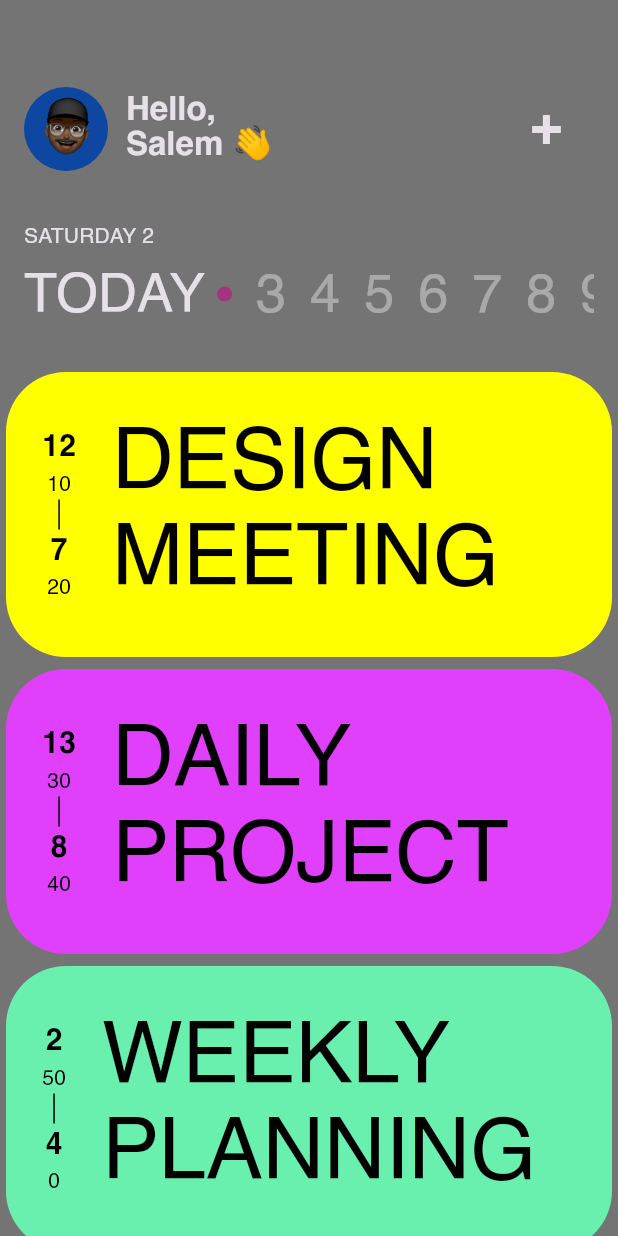
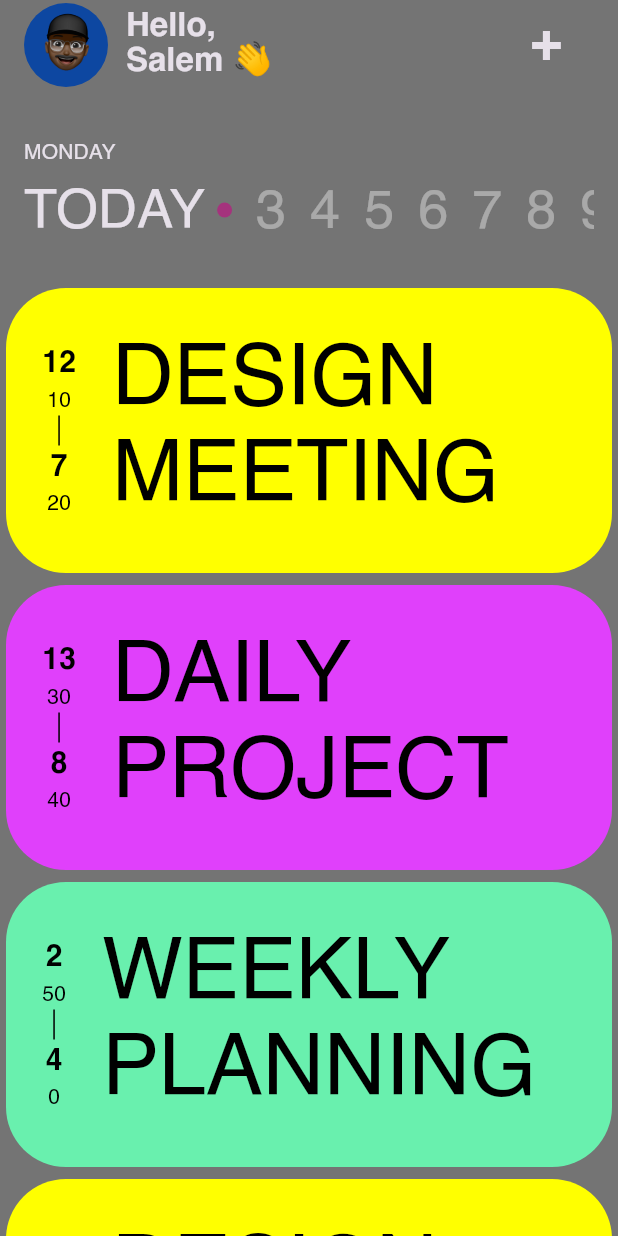
Before and after one commit to Dev-Salem/task_tracker, a Flutter app: the screen it shows after launch, on a phone screen of 412 x 824 dp. Run offline on Flutter 3.47's test engine with Material 3 defaults, Android fonts, the phone set to English and light mode, and no system bars; drawn by our look-alikes of flutter_animate; our stand-ins replace auto_size_text, awesome_extensions, equatable, gap, jiffy.

Commit message:
Add task creation functionality and enhance UI with day name display

```diff
--- a/lib/tasks/presentation/screens/tasks_screen.dart
+++ b/lib/tasks/presentation/screens/tasks_screen.dart
@@ -5,6 +5,7 @@ import 'package:jiffy/jiffy.dart';
 import 'package:task_tracker/tasks/core/app_colors.dart';
 import 'package:task_tracker/tasks/domain/subtask.dart';
 import 'package:task_tracker/tasks/domain/task.dart';
+import 'package:task_tracker/tasks/presentation/screens/create_task_widget.dart';
 import 'package:task_tracker/tasks/presentation/widgets/task_card_widget.dart';
 import 'package:flutter_animate/flutter_animate.dart';
 
@@ -31,6 +32,25 @@ class _TasksScreenState extends State<TasksScreen>
     super.dispose();
   }
 
+  int remainingDaysInMonth(DateTime date) {
+    DateTime lastDayOfMonth = DateTime(date.year, date.month + 1, 0);
+    return lastDayOfMonth.difference(date).inDays;
+  }
+
+  String getDayName(DateTime date) {
+    final dayNumber = date.day;
+    List<String> days = [
+      "Sunday",
+      "Monday",
+      "Tuesday",
+      "Wednesday",
+      "Thursday",
+      "Friday",
+      "Saturday"
+    ];
+    return days[dayNumber - 1].toUpperCase();
+  }
+
   @override
   Widget build(BuildContext context) {
     final currentDate = DateTime.now();
@@ -38,11 +58,12 @@ class _TasksScreenState extends State<TasksScreen>
     final animationDelayTime = 500.ms;
     const animationCurve = Curves.fastOutSlowIn;
     return Scaffold(
-        body: Column(
+        body: SafeArea(
+      bottom: false,
+      child: Column(
         mainAxisAlignment: MainAxisAlignment.start,
         crossAxisAlignment: CrossAxisAlignment.stretch,
         children: [
-        const Gap(56),
           Row(
             children: [
               CircleAvatar(
@@ -67,7 +88,17 @@ class _TasksScreenState extends State<TasksScreen>
                   curve: animationCurve),
               const Expanded(child: SizedBox()),
               TextButton(
-              onPressed: () {},
+                onPressed: () {
+                  showModalBottomSheet(
+                      context: context,
+                      showDragHandle: true,
+                      isScrollControlled: true,
+                      useSafeArea: true,
+                      builder: (context) => const CreateTaskBottomSheet()
+                          .paddingOnly(
+                              bottom:
+                                  MediaQuery.of(context).viewInsets.bottom));
+                },
                 child: Text("+", style: context.displaySmall).bold(),
               )
                   .animate()
@@ -81,8 +112,7 @@ class _TasksScreenState extends State<TasksScreen>
             ],
           ).paddingSymmetric(horizontal: 16),
           const Gap(32),
-        Text("${Jiffy.parseFromDateTime(currentDate).EEEE.toUpperCase()} ${currentDate.day}",
-                style: context.labelLarge)
+          Text(getDayName((currentDate)), style: context.labelLarge)
               .paddingSymmetric(horizontal: 16)
               .animate()
               .scaleXY(
@@ -98,12 +128,12 @@ class _TasksScreenState extends State<TasksScreen>
               physics: const BouncingScrollPhysics(),
               scrollDirection: Axis.horizontal,
               children: [
-              Text("Today".toUpperCase(), style: context.displaySmall),
+                Text("TODAY", style: context.displaySmall),
                 const CircleAvatar(
                   backgroundColor: AppColors.secondaryBackgroundColor,
                   radius: 5,
                 ).paddingSymmetric(horizontal: 8),
-              ...List.generate(31 - currentDate.day, (index) {
+                ...List.generate(remainingDaysInMonth(currentDate), (index) {
                   return Text((index + currentDate.day + 1).toString(),
                           style: context.displaySmall!
                               .copyWith(color: Colors.white38))
@@ -130,8 +160,8 @@ class _TasksScreenState extends State<TasksScreen>
                     onTap: () {
                       _controller.addStatusListener((status) {
                         if (status.isCompleted) {
-                        Navigator.of(context)
-                            .pushNamed('task_details', arguments: tasks[index]);
+                          Navigator.of(context).pushNamed('task_details',
+                              arguments: tasks[index]);
                         }
                       });
                       _controller.forward();
@@ -150,11 +180,9 @@ class _TasksScreenState extends State<TasksScreen>
       )
           .animate(autoPlay: false, controller: _controller)
           .slideY(
-                begin: 0,
-                end: -1,
-                duration: 1000.ms,
-                curve: Curves.fastOutSlowIn)
-            .fadeOut());
+              begin: 0, end: -1, duration: 1000.ms, curve: Curves.fastOutSlowIn)
+          .fadeOut(),
+    ));
   }
 }
 
@@ -259,60 +287,4 @@ final tasks = [
             isDone: false,
             cardColor: Colors.amberAccent),
       ]),
-  Task(
-      task: "Daily Project",
-      date: DateTime.now(),
-      isDone: false,
-      cardColor: Colors.purpleAccent,
-      startTime: const TimeOfDay(hour: 13, minute: 30),
-      endTime: const TimeOfDay(hour: 8, minute: 40),
-      subtasks: const []),
-  Task(
-      task: "Weekly Planning",
-      date: DateTime.now(),
-      isDone: false,
-      cardColor: Colors.greenAccent,
-      startTime: const TimeOfDay(hour: 2, minute: 50),
-      endTime: const TimeOfDay(hour: 4, minute: 00),
-      subtasks: const []),
-  Task(
-      task: "Daily Project",
-      date: DateTime.now(),
-      isDone: false,
-      cardColor: Colors.purpleAccent,
-      startTime: const TimeOfDay(hour: 13, minute: 30),
-      endTime: const TimeOfDay(hour: 8, minute: 40),
-      subtasks: const []),
-  Task(
-      task: "Weekly Planning",
-      date: DateTime.now(),
-      isDone: false,
-      cardColor: Colors.greenAccent,
-      startTime: const TimeOfDay(hour: 2, minute: 50),
-      endTime: const TimeOfDay(hour: 4, minute: 00),
-      subtasks: const []),
-  Task(
-      task: "Design Meeting",
-      date: DateTime.now(),
-      isDone: false,
-      cardColor: Colors.yellowAccent,
-      startTime: const TimeOfDay(hour: 12, minute: 10),
-      endTime: const TimeOfDay(hour: 7, minute: 20),
-      subtasks: const []),
-  Task(
-      task: "Daily Project",
-      date: DateTime.now(),
-      isDone: false,
-      cardColor: Colors.purpleAccent,
-      startTime: const TimeOfDay(hour: 13, minute: 30),
-      endTime: const TimeOfDay(hour: 8, minute: 40),
-      subtasks: const []),
-  Task(
-      task: "Weekly Planning",
-      date: DateTime.now(),
-      isDone: false,
-      cardColor: Colors.greenAccent,
-      startTime: const TimeOfDay(hour: 2, minute: 50),
-      endTime: const TimeOfDay(hour: 4, minute: 00),
-      subtasks: const []),
 ];
```
Lines whose indentation alone changed are shown as unchanged.
